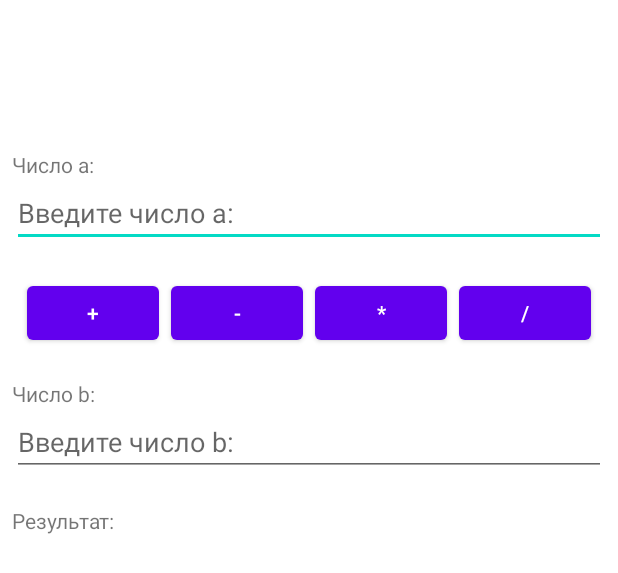
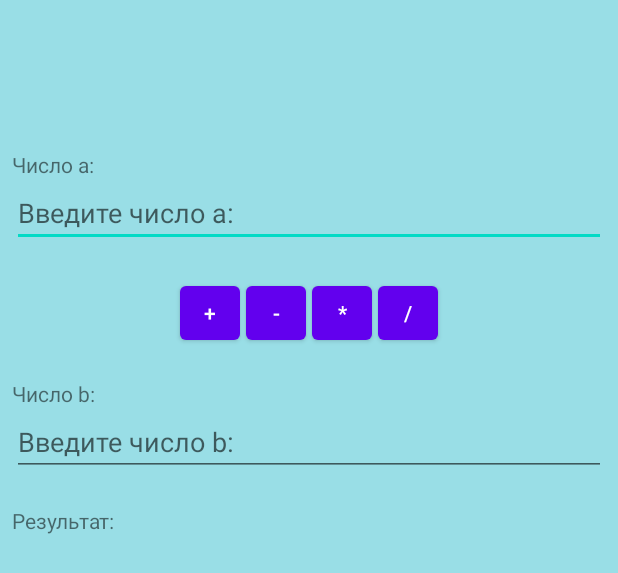
Before and after one commit to Gattaka20044/Test_1, an Android app: the layout fragment_calculator.xml on its own in the app's theme, with its tools: preview values and no code run, on a phone screen of 412 x 824 dp. Shown: the top 573 px of the screen. Run offline under Robolectric (Android 15) with nearby library versions, the phone set to English and light mode, and no system bars.

Commit message:
Готово

```diff
--- a/app/build.gradle
+++ b/app/build.gradle
@@ -37,6 +37,8 @@ android {
 dependencies {
 
     implementation 'androidx.core:core-ktx:1.7.0'
+    implementation 'androidx.fragment:fragment-ktx:1.4.1'
+    implementation 'androidx.lifecycle:lifecycle-viewmodel-ktx:2.4.1'
     implementation 'androidx.appcompat:appcompat:1.4.2'
     implementation 'com.google.android.material:material:1.6.1'
     implementation 'androidx.constraintlayout:constraintlayout:2.1.4'
--- a/app/src/main/res/layout/fragment_authorization.xml
+++ b/app/src/main/res/layout/fragment_authorization.xml
@@ -26,7 +26,8 @@
             android:layout_marginStart="24dp"
             android:layout_marginTop="24dp"
             android:layout_marginEnd="24dp"
-            android:hint="@string/enter_username" >
+            android:hint="@string/enter_username"
+            android:inputType="text">
 
         </EditText>
 
@@ -44,7 +45,8 @@
             android:layout_marginStart="24dp"
             android:layout_marginTop="24dp"
             android:layout_marginEnd="24dp"
-            android:hint="@string/enter_password" >
+            android:hint="@string/enter_password"
+            android:inputType="numberPassword">
 
         </EditText>
 
--- a/app/src/main/res/layout/fragment_calculator.xml
+++ b/app/src/main/res/layout/fragment_calculator.xml
@@ -3,6 +3,7 @@
     xmlns:tools="http://schemas.android.com/tools"
     android:layout_width="match_parent"
     android:layout_height="match_parent"
+    android:background="#99DEE6"
     tools:context=".CalculatorFragment">
 
 
@@ -38,31 +39,30 @@
 
             <Button
                 android:id="@+id/addition"
-                android:layout_width="wrap_content"
+                android:layout_width="40dp"
                 android:layout_height="wrap_content"
-                android:layout_marginStart="8dp"
                 android:text="+" />
 
             <Button
                 android:id="@+id/subtraction"
-                android:layout_width="wrap_content"
+                android:layout_width="40dp"
                 android:layout_height="wrap_content"
-                android:layout_marginStart="8dp"
+                android:layout_marginStart="4dp"
                 android:text="-" />
 
             <Button
                 android:id="@+id/multiplication"
-                android:layout_width="wrap_content"
+                android:layout_width="40dp"
                 android:layout_height="wrap_content"
-                android:layout_marginStart="8dp"
+                android:layout_marginStart="4dp"
+
                 android:text="*" />
 
             <Button
                 android:id="@+id/division"
-                android:layout_width="wrap_content"
+                android:layout_width="40dp"
                 android:layout_height="wrap_content"
-                android:layout_marginStart="8dp"
-                android:layout_marginEnd="8dp"
+                android:layout_marginStart="4dp"
                 android:text="/" />
         </LinearLayout>
 
--- a/app/src/main/res/values/strings.xml
+++ b/app/src/main/res/values/strings.xml
@@ -12,6 +12,7 @@
     <string name="enter_number_a">Введите число а:</string>
     <string name="enter_number_b">Введите число b:</string>
     <string name="result">Результат:</string>
-    <!-- TODO: Remove or change this placeholder text -->
-    <string name="hello_blank_fragment">Hello blank fragment</string>
+    <string name="error_enter_number_a">Введите число а</string>
+    <string name="error_enter_number_b">Введите число b</string>
+    <string name="error_enter_number_a_b">Введите число а и b</string>
 </resources>
```
Also changed, not shown: app/src/main/java/com/bignerdranch/android/test1/AuthorizationFragment.kt (+45 -12 lines), app/src/main/java/com/bignerdranch/android/test1/CalculatorFragment.kt (+19 -21 lines), app/src/main/java/com/bignerdranch/android/test1/DataModel.kt (added, +10 -0 lines), app/src/main/java/com/bignerdranch/android/test1/MainActivity.kt (+11 -25 lines).
